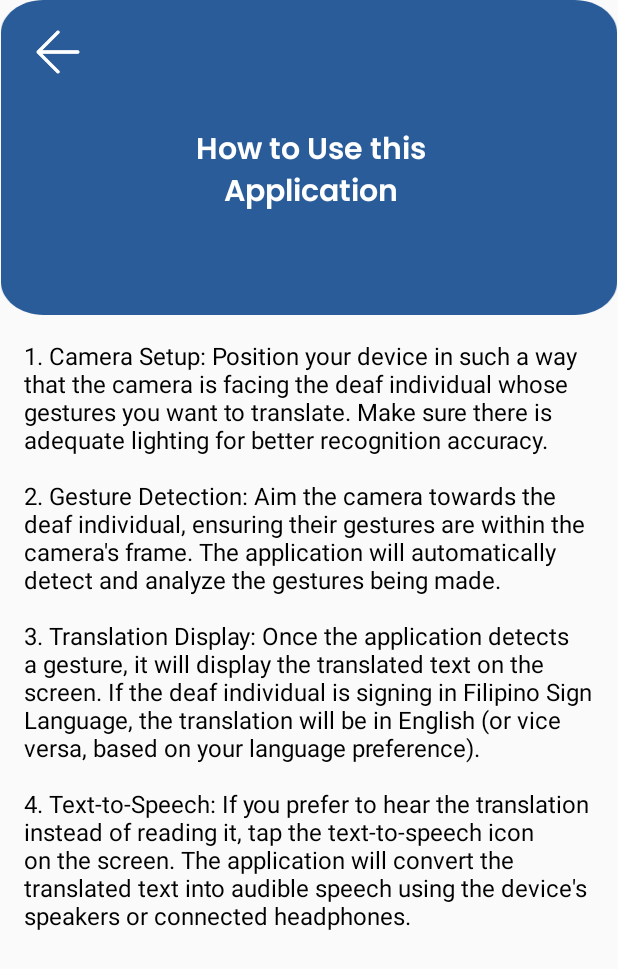
After one commit to jodiira/FSL-recognition-app, an Android app: the Help screen opened directly, with no data from a screen before it, on a phone screen of 412 x 824 dp. The commit adds this screen. Shown: the top 969 px of the screen. Run offline under Robolectric (Android 15) with nearby library versions, the phone set to English and light mode, and no system bars.

Commit message:
7_11_2023 added about and button shadows and camera and help

```diff
--- a/app/build.gradle
+++ b/app/build.gradle
@@ -33,6 +33,10 @@ dependencies {
     implementation 'androidx.appcompat:appcompat:1.6.1'
     implementation 'com.google.android.material:material:1.8.0'
     implementation 'androidx.constraintlayout:constraintlayout:2.1.4'
+    implementation 'androidx.camera:camera-camera2:1.1.0'
+    implementation 'androidx.camera:camera-lifecycle:1.1.0'
+    implementation 'androidx.camera:camera-view:1.1.0'
+
     testImplementation 'junit:junit:4.13.2'
     androidTestImplementation 'androidx.test.ext:junit:1.1.5'
     androidTestImplementation 'androidx.test.espresso:espresso-core:3.5.1'
--- a/app/src/main/AndroidManifest.xml
+++ b/app/src/main/AndroidManifest.xml
@@ -30,6 +30,12 @@
             android:name=".About"
             android:exported="false"/>
         <activity
+            android:name=".Camera"
+            android:exported="false"/>
+        <activity
+            android:name=".Help"
+            android:exported="false"/>
+        <activity
             android:name=".SplashScreen"
             android:exported="true">
             <intent-filter>
--- a/app/src/main/java/com/example/fslrecognitionapp/About.java
+++ b/app/src/main/java/com/example/fslrecognitionapp/About.java
@@ -32,8 +32,8 @@ public class About extends AppCompatActivity {
         TextView aboutText = findViewById(R.id.aboutText);
 
         StringBuilder aboutTextBuilder = new StringBuilder();
-        aboutTextBuilder.append("Welcome to the app for recognizing Filipino sign language! By offering a potent tool for precisely identifying and interpreting specific Filipino Sign Language (FSL) motions, our mission is to close the communication gap between the hearing community and the deaf population.\n\n");
-        aboutTextBuilder.append("Our app makes use of cutting-edge technology and deep learning algorithms to enable real-time sign language detection. It was created with users and accessibility in mind. The program effectively facilitates communication between the deaf and hearing by translating FSL motions into written or spoken language using the device's built-in camera.\n\n");
+        aboutTextBuilder.append("Welcome to the application for recognizing Filipino sign language! By offering a potent tool for precisely identifying and interpreting specific Filipino Sign Language (FSL) motions, our mission is to close the communication gap between the hearing community and the deaf population.\n\n");
+        aboutTextBuilder.append("Our application makes use of cutting-edge technology and deep learning algorithms to enable real-time sign language detection. It was created with users and accessibility in mind. The program effectively facilitates communication between the deaf and hearing by translating FSL motions into written or spoken language using the device's built-in camera.\n\n");
         aboutTextBuilder.append("Key features:\n\n");
         aboutTextBuilder.append("1. Accurate Sign Language Recognition: To achieve a high degree of accuracy in identifying diverse signs and gestures, our software has been trained on a sizable dataset of FSL gestures. It can accurately interpret both individual signs and entire phrases.\n\n");
         aboutTextBuilder.append("2. Real-time Translation: The software offers real-time translation of FSL motions into written text or spoken language, facilitating communication in sign language for hearing people.\n\n");
--- /dev/null
+++ b/app/src/main/java/com/example/fslrecognitionapp/Help.java
@@ -0,0 +1,46 @@
+package com.example.fslrecognitionapp;
+
+import android.content.Intent;
+import android.os.Bundle;
+import android.view.Window;
+import android.view.WindowManager;
+import android.widget.ImageButton;
+import android.widget.TextView;
+
+import androidx.appcompat.app.AppCompatActivity;
+
+public class Help extends AppCompatActivity {
+    private ImageButton btnBackHelp;
+
+    @Override
+    protected void onCreate(Bundle savedInstanceState) {
+        super.onCreate(savedInstanceState);
+        requestWindowFeature(Window.FEATURE_NO_TITLE);
+        this.getWindow().setFlags(WindowManager.LayoutParams.FLAG_FULLSCREEN, WindowManager.LayoutParams.FLAG_FULLSCREEN);
+        getSupportActionBar().hide();
+        setContentView(R.layout.activity_help);
+
+
+        btnBackHelp = findViewById(R.id.btnBackHelp);
+
+        btnBackHelp.setOnClickListener((v)->{
+            Intent intent = new Intent(Help.this, Camera.class);
+            startActivity(intent);
+        });
+
+
+
+        TextView helpText = findViewById(R.id.helpText);
+
+        StringBuilder aboutTextBuilder = new StringBuilder();
+        aboutTextBuilder.append("1. Camera Setup: Position your device in such a way that the camera is facing the deaf individual whose gestures you want to translate. Make sure there is adequate lighting for better recognition accuracy.\n\n");
+        aboutTextBuilder.append("2. Gesture Detection: Aim the camera towards the deaf individual, ensuring their gestures are within the camera's frame. The application will automatically detect and analyze the gestures being made.\n\n");
+        aboutTextBuilder.append("3. Translation Display: Once the application detects a gesture, it will display the translated text on the screen. If the deaf individual is signing in Filipino Sign Language, the translation will be in English (or vice versa, based on your language preference).\n\n");
+        aboutTextBuilder.append("4. Text-to-Speech: If you prefer to hear the translation instead of reading it, tap the text-to-speech icon on the screen. The application will convert the translated text into audible speech using the device's speakers or connected headphones.\n\n");
+
+        helpText.setText(aboutTextBuilder.toString());
+
+
+
+    }
+}
--- a/app/src/main/java/com/example/fslrecognitionapp/MainScreen.java
+++ b/app/src/main/java/com/example/fslrecognitionapp/MainScreen.java
@@ -44,6 +44,11 @@ public class MainScreen extends AppCompatActivity {
             startActivity(intent);
         });
 
+        btnCamera.setOnClickListener((v)->{
+            Intent intent = new Intent(MainScreen.this, Camera.class);
+            startActivity(intent);
+        });
+
 
     }
 }
--- /dev/null
+++ b/app/src/main/res/drawable/rectangle_help.xml
@@ -0,0 +1,19 @@
+<?xml version="1.0" encoding="utf-8"?>
+<vector
+    xmlns:android="http://schemas.android.com/apk/res/android"
+    xmlns:aapt="http://schemas.android.com/aapt"
+    android:width="480dp"
+    android:height="245dp"
+    android:viewportWidth="360"
+    android:viewportHeight="237"
+    >
+    <group>
+        <clip-path
+            android:pathData="M25 0H335C348.807 0 360 11.1929 360 25V212C360 225.807 348.807 237 335 237H25C11.1929 237 0 225.807 0 212V25C0 11.1929 11.1929 0 25 0Z"
+            />
+        <path
+            android:pathData="M0 0V237H360V0"
+            android:fillColor="#2A5C99"
+            />
+    </group>
+</vector>
--- /dev/null
+++ b/app/src/main/res/layout/activity_help.xml
@@ -0,0 +1,60 @@
+<?xml version="1.0" encoding="utf-8"?>
+<androidx.constraintlayout.widget.ConstraintLayout xmlns:android="http://schemas.android.com/apk/res/android"
+    xmlns:app="http://schemas.android.com/apk/res-auto"
+    xmlns:tools="http://schemas.android.com/tools"
+    android:layout_width="match_parent"
+    android:layout_height="match_parent">
+
+    <ImageView
+        android:id="@+id/imgViewRect"
+        android:layout_width="match_parent"
+        android:layout_height="210dp"
+        android:src="@drawable/rectangle_help"
+        app:layout_constraintEnd_toEndOf="parent"
+        app:layout_constraintStart_toStartOf="parent"
+        app:layout_constraintTop_toTopOf="parent" />
+
+    <ImageButton
+        android:id="@+id/btnBackHelp"
+        android:layout_width="45dp"
+        android:layout_height="45dp"
+        android:layout_marginStart="16dp"
+        android:layout_marginTop="12dp"
+        android:background="@drawable/arrow_left"
+        app:layout_constraintStart_toStartOf="parent"
+        app:layout_constraintTop_toTopOf="parent" />
+
+    <TextView
+        android:id="@+id/txtViewHow"
+        android:layout_width="249dp"
+        android:layout_height="72dp"
+        android:layout_marginTop="84dp"
+        android:layout_marginEnd="80dp"
+        android:fontFamily="@font/poppins_semibold"
+        android:text="How to Use this Application"
+        android:textAlignment="center"
+        android:textColor="@color/white"
+        android:textSize="20dp"
+        app:layout_constraintEnd_toEndOf="parent"
+        app:layout_constraintTop_toTopOf="@+id/imgViewRect" />
+
+    <ScrollView
+        android:layout_width="match_parent"
+        android:layout_height="0dp"
+        android:fillViewport="true"
+        app:layout_constraintTop_toBottomOf="@id/imgViewRect"
+        app:layout_constraintBottom_toBottomOf="parent"
+        app:layout_constraintStart_toStartOf="parent"
+        app:layout_constraintEnd_toEndOf="parent">
+
+        <TextView
+            android:id="@+id/helpText"
+            android:layout_width="match_parent"
+            android:layout_height="wrap_content"
+            android:padding="16dp"
+            android:textSize="16sp"
+            android:textColor="@android:color/black"
+            android:textAlignment="viewStart" />
+    </ScrollView>
+
+</androidx.constraintlayout.widget.ConstraintLayout>
```
Also changed, not shown: app/src/main/java/com/example/fslrecognitionapp/Camera.java (added, +43 -0 lines), app/src/main/res/drawable/camera_gest.xml (added, +16 -0 lines), app/src/main/res/drawable/text_display.xml (added, +24 -0 lines), app/src/main/res/layout/activity_camera.xml (added, +68 -0 lines), app/src/main/res/drawable/question.png (added), app/src/main/res/drawable/text_to_speech.png (added).
